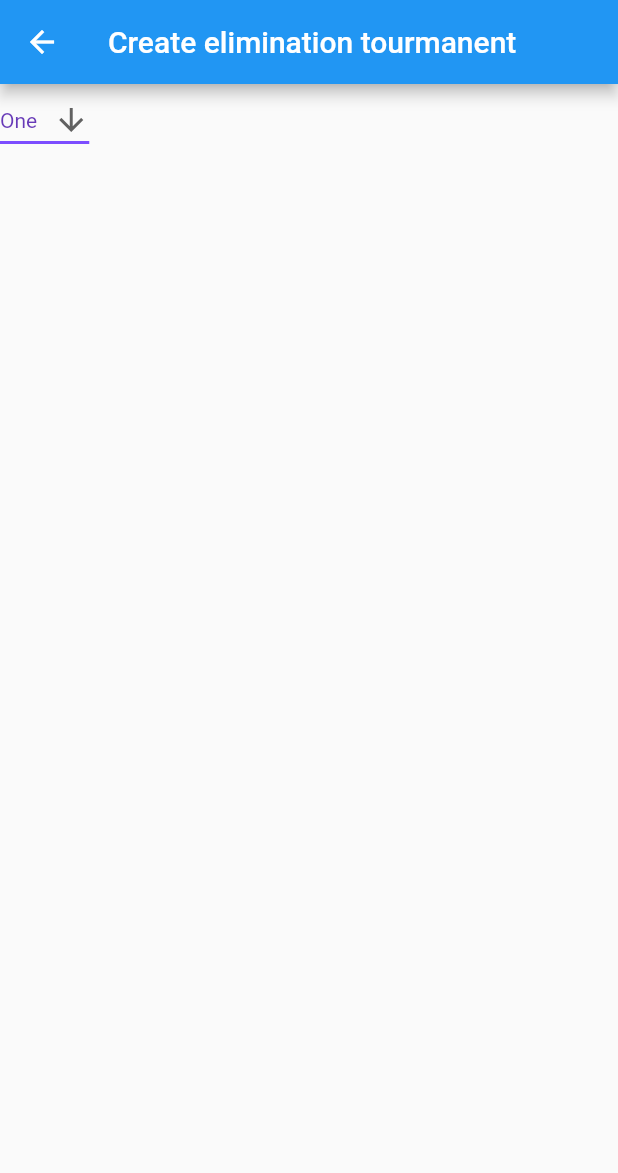
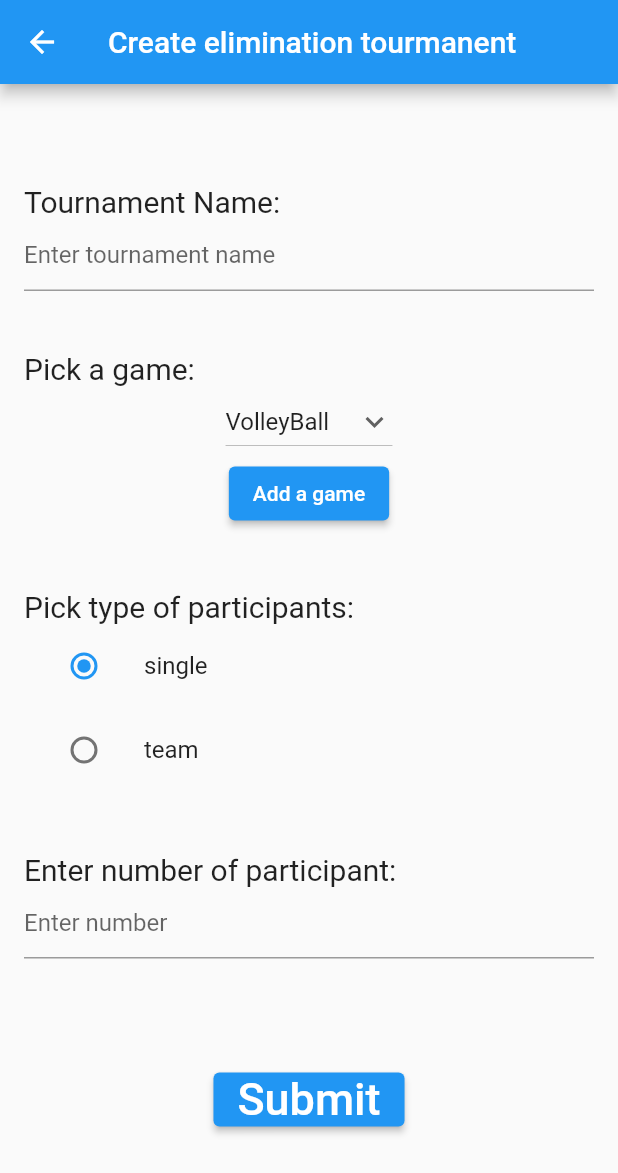
Before and after one commit to Ahmed1Bukha/swe206-tournament-maker, a Flutter app: the CreateEleminationPage screen opened directly, on a phone screen of 412 x 824 dp. Shown: the top 1173 px of the screen. Run offline on Flutter 3.47's test engine with Material 2 defaults, Android fonts, the phone set to English and light mode, and no system bars.

Commit message:
Update create_elimination.dart

```diff
--- a/frontEnd/swe206/lib/home_admin/create_types_pages/create_elimination.dart
+++ b/frontEnd/swe206/lib/home_admin/create_types_pages/create_elimination.dart
@@ -1,55 +1,239 @@
+// ignore_for_file: avoid_print
+
 import 'package:flutter/material.dart';
 import 'package:flutter/src/widgets/framework.dart';
 import 'package:flutter/src/widgets/placeholder.dart';
 
-class CreateEleminationPage extends StatelessWidget {
+enum BasedTeam { single, team }
+
+class CreateEleminationPage extends StatefulWidget {
   const CreateEleminationPage({super.key});
 
+  @override
+  State<CreateEleminationPage> createState() => _CreateEleminationPageState();
+}
+
+class _CreateEleminationPageState extends State<CreateEleminationPage> {
+  BasedTeam? _character = BasedTeam.single;
+  String dropdownvalue = 'VolleyBall';
+  var games = [
+    'VolleyBall',
+    'FootBall',
+    'Boxing',
+    'BasketBall',
+  ];
+
+  final myTournamentController = TextEditingController();
+  final myNumberController = TextEditingController();
+  final _formKey = GlobalKey<FormState>();
   @override
   Widget build(BuildContext context) {
     return Scaffold(
       appBar: AppBar(
-        title: const Text("Create elimination tourmanent"),
+        title: const Text(
+          "Create elimination tourmanent",
+        ),
       ),
-      body: Column(
-        children: [listDropDown()],
+      body: Padding(
+        padding: const EdgeInsets.all(16.0),
+        child: Form(
+          key: _formKey,
+          child: Column(
+            mainAxisAlignment: MainAxisAlignment.center,
+            crossAxisAlignment: CrossAxisAlignment.start,
+            children: [
+              const Text(
+                "Tournament Name: ",
+                style: TextStyle(fontSize: 20),
+              ),
+              TextFormField(
+                validator: (value) {
+                  if (value == null || value.isEmpty) {
+                    return 'Please enter some text';
+                  }
+                  return null;
+                },
+                controller: myTournamentController,
+                decoration: const InputDecoration(
+                  hintText: "Enter tournament name",
+                ),
+              ),
+              const SizedBox(
+                height: 40,
+              ),
+              const Text(
+                "Pick a game:",
+                style: TextStyle(fontSize: 20),
+              ),
+              Center(
+                child: getDropDownButton(),
+              ),
+              Center(
+                child: ElevatedButton(
+                  onPressed: () => _showMyDialog(),
+                  child: Text("Add a game"),
+                ),
+              ),
+              const SizedBox(
+                height: 40,
+              ),
+              const Text(
+                "Pick type of participants: ",
+                style: TextStyle(fontSize: 20),
+              ),
+              Column(
+                children: <Widget>[
+                  ListTile(
+                    title: const Text('single'),
+                    leading: Radio<BasedTeam>(
+                      value: BasedTeam.single,
+                      groupValue: _character,
+                      onChanged: (BasedTeam? value) {
+                        setState(() {
+                          _character = value;
+                        });
+                      },
+                    ),
+                  ),
+                  ListTile(
+                    title: const Text('team'),
+                    leading: Radio<BasedTeam>(
+                      value: BasedTeam.team,
+                      groupValue: _character,
+                      onChanged: (BasedTeam? value) {
+                        setState(() {
+                          _character = value;
+                        });
+                      },
+                    ),
+                  ),
+                ],
+              ),
+              const SizedBox(
+                height: 40,
+              ),
+              const Text(
+                "Enter number of participant:",
+                style: TextStyle(fontSize: 20),
+              ),
+              TextFormField(
+                validator: (value) {
+                  if (value == null || value.isEmpty) {
+                    return 'Please enter some number';
+                  }
+                  return null;
+                },
+                keyboardType: TextInputType.number,
+                controller: myNumberController,
+                decoration: const InputDecoration(
+                  hintText: "Enter number",
+                ),
+              ),
+              const SizedBox(
+                height: 70,
+              ),
+              Center(
+                  child: ElevatedButton(
+                onPressed: () {
+                  //TODO connect to backend to add the stuff.
+                  if (_formKey.currentState!.validate()) {
+                    // If the form is valid, display a snackbar. In the real world,
+                    // you'd often call a server or save the information in a database.
+                    print(myTournamentController.text);
+                    print(dropdownvalue);
+                    print(myNumberController.text);
+                    ScaffoldMessenger.of(context).showSnackBar(
+                      // we can use this as await.
+                      const SnackBar(content: Text('Processing Data')),
+                    );
+                    Navigator.pop(context);
+                  }
+                },
+                child: const Text(
+                  "Submit",
+                  style: TextStyle(fontSize: 30),
+                ),
+              ))
+            ],
+          ),
+        ),
       ),
     );
   }
-}
 
-class listDropDown extends StatefulWidget {
-  listDropDown({super.key});
-  List<String> list = <String>['One', 'Two', 'Three', 'Four'];
-  @override
-  State<listDropDown> createState() => _listDropDownState();
-}
+  DropdownButton<String> getDropDownButton() {
+    return DropdownButton(
+      // Initial Value
+      value: dropdownvalue,
+      hint: const Text("Pick a game"),
 
-class _listDropDownState extends State<listDropDown> {
-  @override
-  Widget build(BuildContext context) {
-    String dropdownValue = widget.list.first;
-    return DropdownButton<String>(
-      value: dropdownValue,
-      icon: const Icon(Icons.arrow_downward),
-      elevation: 16,
-      style: const TextStyle(color: Colors.deepPurple),
-      underline: Container(
-        height: 2,
-        color: Colors.deepPurpleAccent,
-      ),
-      onChanged: (String? value) {
-        // This is called when the user selects an item.
+      // Down Arrow Icon
+      icon: const Icon(Icons.keyboard_arrow_down),
+
+      // Array list of items
+      items: games.map((String items) {
+        return DropdownMenuItem(
+          value: items,
+          child: Text(items),
+        );
+      }).toList(),
+      // After selecting the desired option,it will
+      // change button value to selected value
+      onChanged: (String? newValue) {
         setState(() {
-          dropdownValue = value!;
+          dropdownvalue = newValue!;
         });
       },
-      items: widget.list.map<DropdownMenuItem<String>>((String value) {
-        return DropdownMenuItem<String>(
-          value: value,
-          child: Text(value),
+    );
+  }
+
+  Future<void> _showMyDialog() async {
+    final _formKey = GlobalKey<FormState>();
+    final gameNameController = TextEditingController();
+    return showDialog<void>(
+      context: context,
+      builder: (BuildContext context) {
+        return AlertDialog(
+          title: const Text('Add game'),
+          content: SingleChildScrollView(
+            child: Form(
+              key: _formKey,
+              child: ListBody(
+                children: <Widget>[
+                  const Text('Enter game name:'),
+                  TextFormField(
+                    validator: (value) {
+                      if (value == null || value.isEmpty) {
+                        return 'Please enter some text';
+                      }
+                      return null;
+                    },
+                    controller: gameNameController,
+                  ),
+                ],
+              ),
+            ),
+          ),
+          actions: <Widget>[
+            TextButton(
+              child: const Text('Add'),
+              onPressed: () {
+                if (_formKey.currentState!.validate()) {
+                  games.add(gameNameController.text);
+                  Navigator.of(context).pop();
+                  setState(() {});
+                }
+              },
+            ),
+            TextButton(
+              child: const Text('Cancel'),
+              onPressed: () {
+                Navigator.of(context).pop();
+              },
+            ),
+          ],
         );
-      }).toList(),
+      },
     );
   }
 }
```
